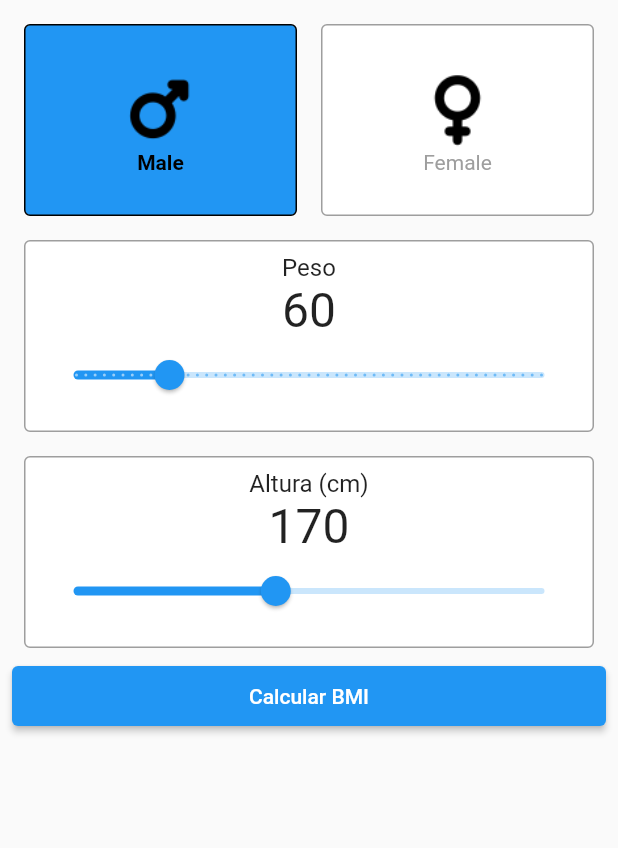
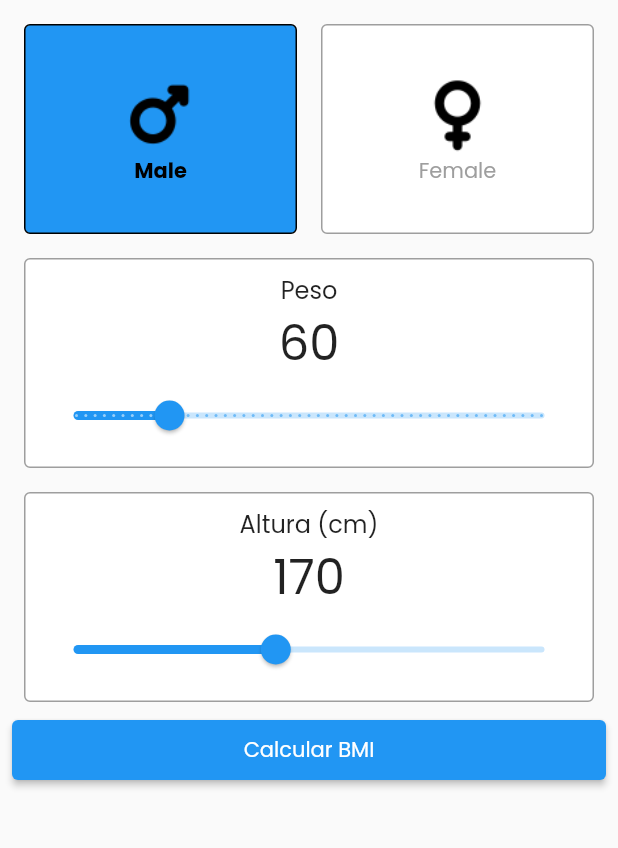
Before and after one commit to paulocrr/bmi_calculator, a Flutter app: the screen it shows after launch, on a phone screen of 412 x 824 dp, the part 84-932 px from its top. Run offline on Flutter 3.47's test engine with Material 2 defaults, Android fonts, the phone set to English and light mode, and no system bars.

Commit message:
fix: Tweaks to the ui

```diff
--- a/lib/main.dart
+++ b/lib/main.dart
@@ -10,9 +10,10 @@ class MyApp extends StatelessWidget {
 
   @override
   Widget build(BuildContext context) {
-    return const MaterialApp(
+    return MaterialApp(
       title: 'BMI Calculator',
-      home: HomePage(),
+      theme: ThemeData(fontFamily: 'Poppins'),
+      home: const HomePage(),
     );
   }
 }
--- a/lib/widgets/custom_card.dart
+++ b/lib/widgets/custom_card.dart
@@ -20,7 +20,7 @@ class CustomCard extends StatelessWidget {
       child: GestureDetector(
         onTap: onClick,
         child: Container(
-          height: 128,
+          height: 140,
           decoration: BoxDecoration(
             border: Border.all(color: borderColor),
             borderRadius: const BorderRadius.all(Radius.circular(4)),
```
